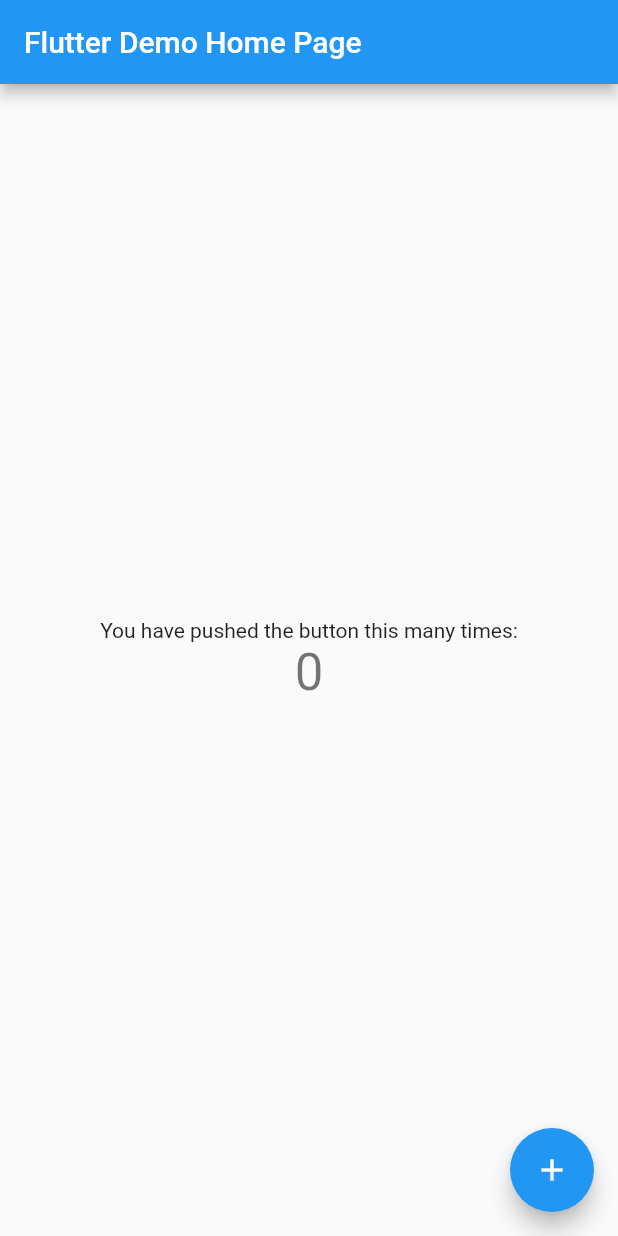
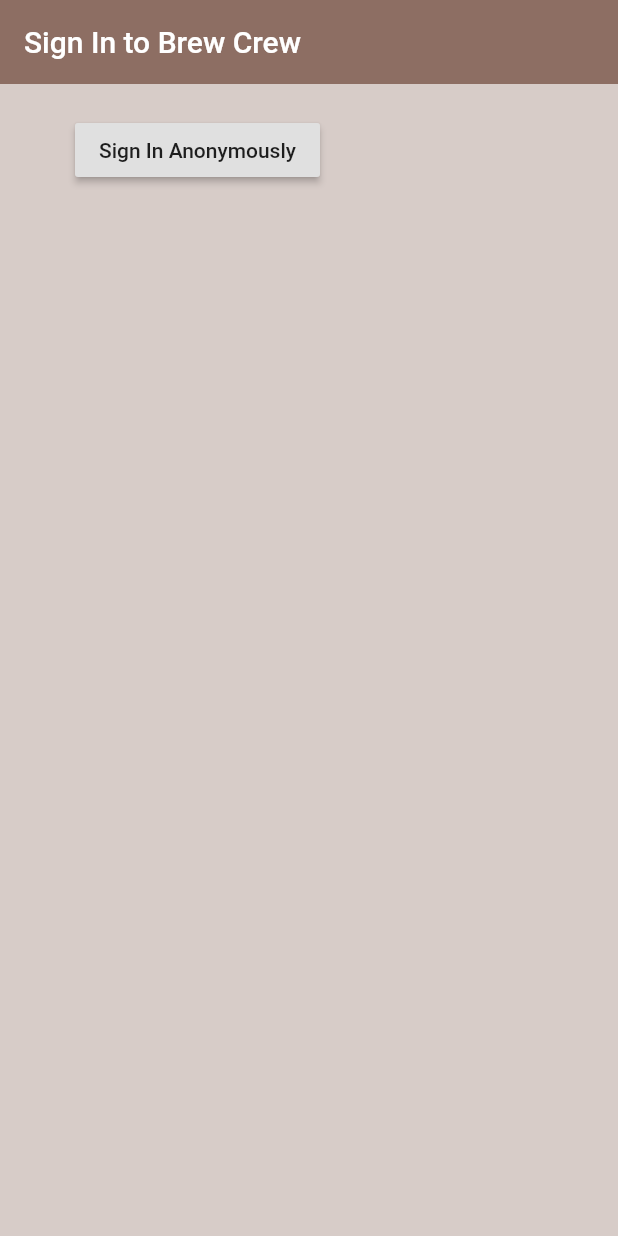
Before and after one commit to arifikhsan/flutter_brew, a Flutter app: the screen it shows after launch, on a phone screen of 412 x 824 dp. Run offline on Flutter 3.47's test engine with Material 2 defaults, Android fonts, the phone set to English and light mode, and no system bars; our stand-ins replace firebase_auth; accounts and stored records are empty.

Commit message:
anonymous sign in

```diff
--- a/lib/main.dart
+++ b/lib/main.dart
@@ -1,111 +1,14 @@
 import 'package:flutter/material.dart';
+import 'package:flutter_brew/screen/wrapper.dart';
 
 void main() => runApp(MyApp());
 
 class MyApp extends StatelessWidget {
-  // This widget is the root of your application.
   @override
   Widget build(BuildContext context) {
     return MaterialApp(
-      title: 'Flutter Demo',
-      theme: ThemeData(
-        // This is the theme of your application.
-        //
-        // Try running your application with "flutter run". You'll see the
-        // application has a blue toolbar. Then, without quitting the app, try
-        // changing the primarySwatch below to Colors.green and then invoke
-        // "hot reload" (press "r" in the console where you ran "flutter run",
-        // or simply save your changes to "hot reload" in a Flutter IDE).
-        // Notice that the counter didn't reset back to zero; the application
-        // is not restarted.
-        primarySwatch: Colors.blue,
-      ),
-      home: MyHomePage(title: 'Flutter Demo Home Page'),
+      title: 'Material App',
+      home: Wrapper(),
     );
   }
 }
-
-class MyHomePage extends StatefulWidget {
-  MyHomePage({Key key, this.title}) : super(key: key);
-
-  // This widget is the home page of your application. It is stateful, meaning
-  // that it has a State object (defined below) that contains fields that affect
-  // how it looks.
-
-  // This class is the configuration for the state. It holds the values (in this
-  // case the title) provided by the parent (in this case the App widget) and
-  // used by the build method of the State. Fields in a Widget subclass are
-  // always marked "final".
-
-  final String title;
-
-  @override
-  _MyHomePageState createState() => _MyHomePageState();
-}
-
-class _MyHomePageState extends State<MyHomePage> {
-  int _counter = 0;
-
-  void _incrementCounter() {
-    setState(() {
-      // This call to setState tells the Flutter framework that something has
-      // changed in this State, which causes it to rerun the build method below
-      // so that the display can reflect the updated values. If we changed
-      // _counter without calling setState(), then the build method would not be
-      // called again, and so nothing would appear to happen.
-      _counter++;
-    });
-  }
-
-  @override
-  Widget build(BuildContext context) {
-    // This method is rerun every time setState is called, for instance as done
-    // by the _incrementCounter method above.
-    //
-    // The Flutter framework has been optimized to make rerunning build methods
-    // fast, so that you can just rebuild anything that needs updating rather
-    // than having to individually change instances of widgets.
-    return Scaffold(
-      appBar: AppBar(
-        // Here we take the value from the MyHomePage object that was created by
-        // the App.build method, and use it to set our appbar title.
-        title: Text(widget.title),
-      ),
-      body: Center(
-        // Center is a layout widget. It takes a single child and positions it
-        // in the middle of the parent.
-        child: Column(
-          // Column is also a layout widget. It takes a list of children and
-          // arranges them vertically. By default, it sizes itself to fit its
-          // children horizontally, and tries to be as tall as its parent.
-          //
-          // Invoke "debug painting" (press "p" in the console, choose the
-          // "Toggle Debug Paint" action from the Flutter Inspector in Android
-          // Studio, or the "Toggle Debug Paint" command in Visual Studio Code)
-          // to see the wireframe for each widget.
-          //
-          // Column has various properties to control how it sizes itself and
-          // how it positions its children. Here we use mainAxisAlignment to
-          // center the children vertically; the main axis here is the vertical
-          // axis because Columns are vertical (the cross axis would be
-          // horizontal).
-          mainAxisAlignment: MainAxisAlignment.center,
-          children: <Widget>[
-            Text(
-              'You have pushed the button this many times:',
-            ),
-            Text(
-              '$_counter',
-              style: Theme.of(context).textTheme.display1,
-            ),
-          ],
-        ),
-      ),
-      floatingActionButton: FloatingActionButton(
-        onPressed: _incrementCounter,
-        tooltip: 'Increment',
-        child: Icon(Icons.add),
-      ), // This trailing comma makes auto-formatting nicer for build methods.
-    );
-  }
-}
--- /dev/null
+++ b/lib/screen/authentication/authentication_screen.dart
@@ -0,0 +1,9 @@
+import 'package:flutter/widgets.dart';
+import 'package:flutter_brew/screen/authentication/sign_in_screen.dart';
+
+class AuthenticationScreen extends StatelessWidget {
+  @override
+  Widget build(BuildContext context) {
+    return SignInScreen();
+  }
+}
--- /dev/null
+++ b/lib/screen/authentication/sign_in_screen.dart
@@ -0,0 +1,42 @@
+import 'package:firebase_auth/firebase_auth.dart';
+import 'package:flutter/material.dart';
+import 'package:flutter_brew/service/authentication.dart';
+
+class SignInScreen extends StatefulWidget {
+  @override
+  _SignInScreenState createState() => _SignInScreenState();
+}
+
+class _SignInScreenState extends State<SignInScreen> {
+  final AuthenticationService authenticationService = AuthenticationService();
+
+  @override
+  Widget build(BuildContext context) {
+    return Scaffold(
+      backgroundColor: Colors.brown.shade100,
+      appBar: AppBar(
+        backgroundColor: Colors.brown.shade400,
+        elevation: 0,
+        title: Text('Sign In to Brew Crew'),
+      ),
+      body: Container(
+        padding: EdgeInsets.symmetric(
+          vertical: 20,
+          horizontal: 50,
+        ),
+        child: RaisedButton(
+          child: Text('Sign In Anonymously'),
+          onPressed: () async {
+            FirebaseUser result = await authenticationService.signInAnonymous();
+            if (result == null) {
+              print('error sign in');
+            } else {
+              print('signed in');
+              print(result.uid);
+            }
+          },
+        ),
+      ),
+    );
+  }
+}
--- /dev/null
+++ b/lib/screen/wrapper.dart
@@ -0,0 +1,9 @@
+import 'package:flutter/material.dart';
+import 'package:flutter_brew/screen/authentication/authentication_screen.dart';
+
+class Wrapper extends StatelessWidget {
+  @override
+  Widget build(BuildContext context) {
+    return AuthenticationScreen();
+  }
+}
```
Also changed, not shown: lib/screen/home/home_screen.dart (added, +10 -0 lines), lib/service/authentication.dart (added, +15 -0 lines), pubspec.lock, 2 other files.
